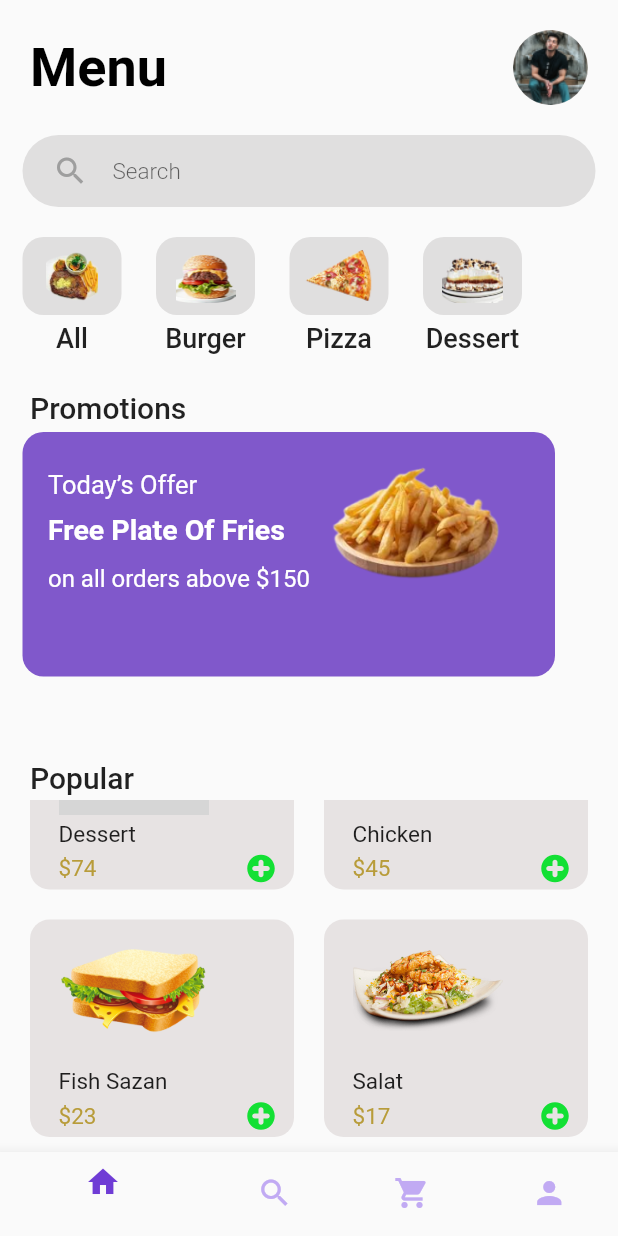
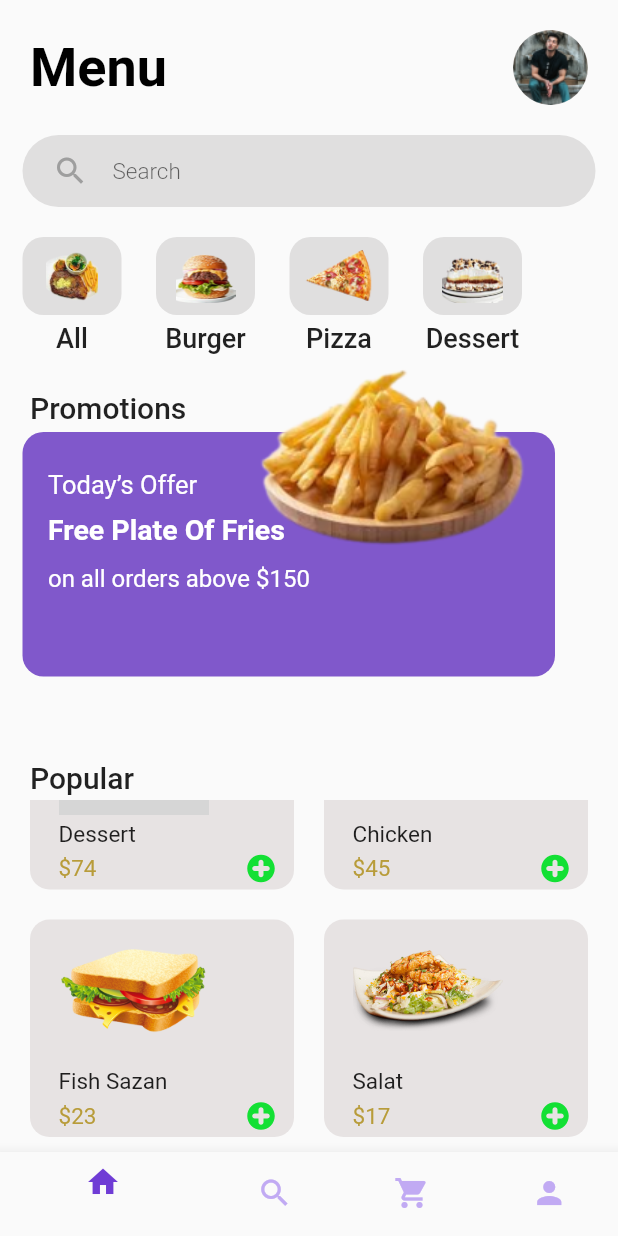
Before and after one commit to root7277/food_shop, a Flutter app: the HomePage screen opened by its route, scrolled down 260 dp, on a phone screen of 412 x 824 dp. Run offline on Flutter 3.47's test engine with Material 2 defaults, Android fonts, the phone set to English and light mode, and no system bars; our stand-ins replace flutter_svg; grey boxes are pictures that could not be loaded.

Commit message:
cart widget wrap Stack()

```diff
--- a/lib/pages/home_page.dart
+++ b/lib/pages/home_page.dart
@@ -1,6 +1,5 @@
 import 'package:flutter/material.dart';
 import 'package:food_shop/widgets/navigation_bar_widget.dart';
-// import 'package:food_shop/widgets/navigation_bar_widget.dart';
 import 'package:food_shop/widgets/scroll_food.dart';
 import 'package:food_shop/widgets/cart_widget.dart';
 import 'package:food_shop/widgets/popular_widger.dart';
--- a/lib/widgets/cart_widget.dart
+++ b/lib/widgets/cart_widget.dart
@@ -7,16 +7,19 @@ class CartWidget extends StatelessWidget {
   Widget build(BuildContext context) {
     return Padding(
       padding: const EdgeInsets.only(left: 15, right: 10),
-      child: Container(
+      child: Stack(
+        clipBehavior: Clip.none,
+        children: [
+          Container(
           width: 355,
           height: 163,
           decoration: BoxDecoration(
             borderRadius: BorderRadius.circular(14),
             color: const Color.fromARGB(255, 128, 88, 203),
           ),
-        child: Row(
+          child: const Row(
             children: [
-            const Padding(
+              Padding(
                 padding: EdgeInsets.only(left: 17, top: 25),
                 child: Column(
                   crossAxisAlignment: CrossAxisAlignment.start,
@@ -29,12 +32,18 @@ class CartWidget extends StatelessWidget {
                   ],
                 ),
               ),
-            Padding(
+            ],
+          ),
+        ),
+        Positioned(
+                left: 105,
+                bottom: 0,
+                child: Padding(
                   padding: const EdgeInsets.only(bottom: 63),
                   child: Image.asset('assets/cartimage/cart_image.png', height: 200),
                 ),
+              ),
         ],
-        ),
       ),
     );
   }
--- a/lib/widgets/scroll_food.dart
+++ b/lib/widgets/scroll_food.dart
@@ -1,5 +1,6 @@
 import 'package:flutter/material.dart';
 import 'package:food_shop/appdata/data.dart';
+
 class ScrollFood extends StatefulWidget {
   const ScrollFood({super.key});
 
@@ -21,7 +22,6 @@ class _ScrollFoodState extends State<ScrollFood> {
             children: [
               Container(
                 padding: const EdgeInsets.all(8),
-                // margin: EdgeInsets.symmetric(horizontal: 12),
                 width: 66,
                 height: 52,
                 decoration: const BoxDecoration(
```
Lines whose indentation alone changed are shown as unchanged.
